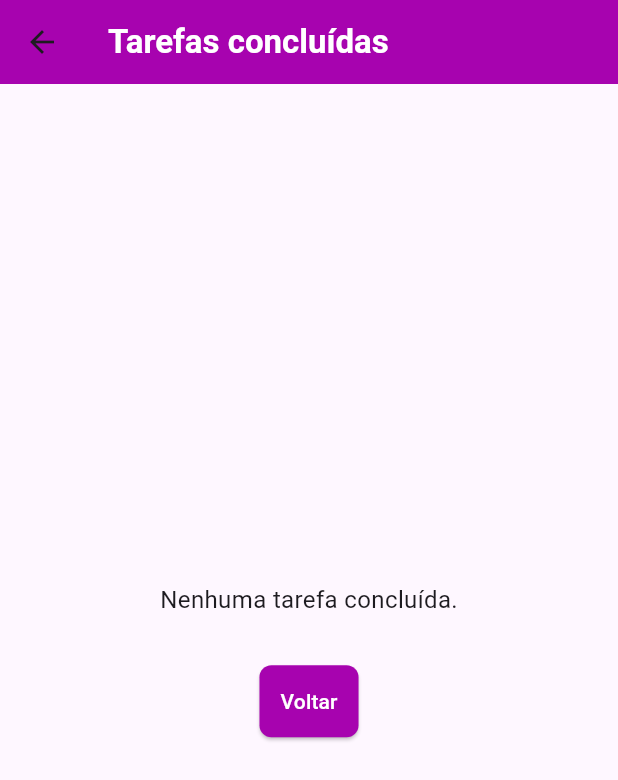
After one commit to brunoribeiro-star/aplicativo-lista-de-tarefas, a Flutter app: the screen it shows after launch, after a tap on "Ver concluídas", on a phone screen of 412 x 824 dp. The commit adds this screen. Shown: the top 780 px of the screen. Run offline on Flutter 3.47's test engine with Material 3 defaults, Android fonts, the phone set to English and light mode, and no system bars; our stand-ins replace flutter_slidable.

Commit message:
atualizacao-crud

```diff
--- a/lib/main.dart
+++ b/lib/main.dart
@@ -2,7 +2,7 @@ import 'package:flutter/material.dart';
 import 'package:todo_list/pages/todo_list_page.dart';
 
 void main() {
-  runApp(MyApp());
+  runApp(const MyApp());
 }
 
 class MyApp extends StatelessWidget {
--- a/lib/models/todo.dart
+++ b/lib/models/todo.dart
@@ -1,8 +1,13 @@
 class Todo {
+  String title;
+  String description;
+  DateTime dateTime;
+  bool isDone;
 
-  Todo({required this.title, required this.dateTime});
-
-  String title;
-  DateTime dateTime;
-
+  Todo({
+    required this.title,
+    required this.description,
+    required this.dateTime,
+    this.isDone = false,
+  });
 }
--- /dev/null
+++ b/lib/pages/completed_todos_page.dart
@@ -0,0 +1,90 @@
+import 'package:flutter/material.dart';
+import '../models/todo.dart';
+
+class CompletedTodosPage extends StatefulWidget {
+  final List<Todo> completedTodos;
+  final Function(Todo) onDelete;
+
+  const CompletedTodosPage({
+    Key? key,
+    required this.completedTodos,
+    required this.onDelete,
+  }) : super(key: key);
+
+  @override
+  _CompletedTodosPageState createState() => _CompletedTodosPageState();
+}
+
+class _CompletedTodosPageState extends State<CompletedTodosPage> {
+  @override
+  Widget build(BuildContext context) {
+    return Scaffold(
+      appBar: AppBar(
+        title: const Text('Tarefas concluídas', style: TextStyle(color: Colors.white, fontWeight: FontWeight.bold),),
+        backgroundColor: Color(0xffa703af),
+      ),
+      body: Center(
+        child: SingleChildScrollView(
+          child: Column(
+            mainAxisAlignment: MainAxisAlignment.center,
+            crossAxisAlignment: CrossAxisAlignment.center,
+            children: [
+              if (widget.completedTodos.isEmpty)
+                const Padding(
+                  padding: EdgeInsets.all(16.0),
+                  child: Text(
+                    'Nenhuma tarefa concluída.',
+                    style: TextStyle(fontSize: 16),
+                  ),
+                )
+              else
+                ...widget.completedTodos.map(
+                      (todo) => Padding(
+                    padding: const EdgeInsets.symmetric(
+                      horizontal: 16.0,
+                      vertical: 4.0,
+                    ),
+                    child: ListTile(
+                      title: Text(
+                        todo.title,
+                        style: const TextStyle(
+                          fontWeight: FontWeight.bold,
+                          decoration: TextDecoration.lineThrough,
+                        ),
+                      ),
+                      subtitle: Text(todo.description),
+                      trailing: IconButton(
+                        icon: const Icon(Icons.delete, color: Colors.red),
+                        onPressed: () {
+                          widget.onDelete(todo);
+                          setState(() {});
+                        },
+                      ),
+                    ),
+                  ),
+                ),
+              const SizedBox(height: 16),
+              ElevatedButton(
+                onPressed: () {
+                  Navigator.pop(context);
+                },
+                style: ElevatedButton.styleFrom(
+                  backgroundColor: Color(0xffa703af),
+                  shape: RoundedRectangleBorder(
+                    borderRadius: BorderRadius.circular(8),
+                  ),
+                  padding: const EdgeInsets.all(14),
+                ),
+                child: const Text(
+                  'Voltar',
+                  style: TextStyle(color: Colors.white),
+                ),
+              ),
+              const SizedBox(height: 16),
+            ],
+          ),
+        ),
+      ),
+    );
+  }
+}
--- a/lib/pages/todo_list_page.dart
+++ b/lib/pages/todo_list_page.dart
@@ -1,8 +1,10 @@
 import 'package:flutter/material.dart';
 import 'package:flutter_slidable/flutter_slidable.dart';
 import 'package:todo_list/models/todo.dart';
-
+import 'package:todo_list/pages/view_todo_page.dart';
 import '../widgets/todo_list_item.dart';
+import 'package:todo_list/pages/edit_todo_page.dart';
+import 'package:todo_list/pages/completed_todos_page.dart';
 
 class TodoListPage extends StatefulWidget {
   TodoListPage({super.key});
@@ -12,10 +14,11 @@ class TodoListPage extends StatefulWidget {
 }
 
 class _TodoListPageState extends State<TodoListPage> {
-  final TextEditingController todoController = TextEditingController();
+  final TextEditingController titleController = TextEditingController();
+  final TextEditingController descriptionController = TextEditingController();
 
   List<Todo> todos = [];
-
+  List<Todo> completedTodos = [];
   Todo? deletedTodo;
   int? deletedTodoPos;
 
@@ -23,36 +26,51 @@ class _TodoListPageState extends State<TodoListPage> {
   Widget build(BuildContext context) {
     return SafeArea(
       child: Scaffold(
+        appBar: AppBar(
+          title: Text('Lista de Tarefas', style: TextStyle(color: Colors.white, fontWeight: FontWeight.bold),),
+          backgroundColor: Color(0xffa703af),
+        ),
         body: Center(
           child: Padding(
             padding: const EdgeInsets.all(16),
             child: Column(
               mainAxisSize: MainAxisSize.min,
               children: [
-                Row(
-                  children: [
-                    Expanded(
-                      child: TextField(
-                        controller: todoController,
+                TextField(
+                  controller: titleController,
                   decoration: InputDecoration(
                     border: OutlineInputBorder(),
-                          labelText: 'Adicione uma tarefa',
+                    labelText: 'Título da tarefa',
                     hintText: 'Ex. Estudar Flutter',
                   ),
                 ),
+                SizedBox(height: 8),
+                TextField(
+                  controller: descriptionController,
+                  decoration: InputDecoration(
+                    border: OutlineInputBorder(),
+                    labelText: 'Descrição',
+                    hintText: 'Ex. Ver aula 3 sobre widgets',
                   ),
-                    SizedBox(width: 8),
+                ),
+                SizedBox(height: 8),
                 ElevatedButton(
                   onPressed: () {
-                        String text = todoController.text;
+                    String title = titleController.text;
+                    String description = descriptionController.text;
+
+                    if (title.isEmpty) return;
+
                     setState(() {
                       Todo newTodo = Todo(
-                            title: text,
+                        title: title,
+                        description: description,
                         dateTime: DateTime.now(),
                       );
                       todos.add(newTodo);
                     });
-                        todoController.clear();
+                    titleController.clear();
+                    descriptionController.clear();
                   },
                   style: ElevatedButton.styleFrom(
                     shape: RoundedRectangleBorder(
@@ -62,8 +80,6 @@ class _TodoListPageState extends State<TodoListPage> {
                     padding: EdgeInsets.all(14),
                   ),
                   child: Icon(Icons.add, size: 30, color: Colors.white),
-                    ),
-                  ],
                 ),
                 SizedBox(height: 16),
                 Flexible(
@@ -103,6 +119,38 @@ class _TodoListPageState extends State<TodoListPage> {
                                 ),
                               );
                             },
+                            onEdit: () {
+                              Navigator.push(
+                                context,
+                                MaterialPageRoute(
+                                  builder: (_) => EditTodoPage(
+                                    todo: todos[i],
+                                    onSave: (updatedTitle, updatedDescription) {
+                                      setState(() {
+                                        todos[i].title = updatedTitle;
+                                        todos[i].description = updatedDescription;
+                                      });
+                                    },
+                                  ),
+                                ),
+                              );
+                            },
+                            onCheck: (checked) {
+                              if (checked == true) {
+                                setState(() {
+                                  completedTodos.add(todos[i]);
+                                  todos.removeAt(i);
+                                });
+                              }
+                            },
+                            onTap: () {
+                              Navigator.push(
+                                context,
+                                MaterialPageRoute(
+                                  builder: (_) => ViewTodoPage(todo: todos[i]),
+                                ),
+                              );
+                            },
                           ),
                       ],
                     ),
@@ -136,6 +184,37 @@ class _TodoListPageState extends State<TodoListPage> {
                     ),
                   ],
                 ),
+                ElevatedButton(
+                  onPressed: () {
+                    Navigator.push(
+                      context,
+                      MaterialPageRoute(
+                        builder: (_) => CompletedTodosPage(
+                          completedTodos: completedTodos,
+                          onDelete: (todo) {
+                            setState(() {
+                              completedTodos.remove(todo);
+                            });
+                          },
+                        ),
+                      ),
+                    );
+                  },
+                  style: ElevatedButton.styleFrom(
+                    shape: RoundedRectangleBorder(
+                      borderRadius: BorderRadius.circular(8),
+                    ),
+                    backgroundColor: Colors.green,
+                    padding: EdgeInsets.all(15),
+                  ),
+                  child: Text(
+                    'Ver concluídas',
+                    style: TextStyle(
+                      color: Colors.white,
+                      fontWeight: FontWeight.bold,
+                    ),
+                  ),
+                ),
               ],
             ),
           ),
@@ -145,14 +224,14 @@ class _TodoListPageState extends State<TodoListPage> {
   }
 
   void showDeleteTodosConfirmationDialog() {
-    showDialog(context: context, builder: (context) => AlertDialog(
+    showDialog(
+      context: context,
+      builder: (context) => AlertDialog(
         title: Text('Limpar tudo?'),
         content: Text('Você tem certeza que deseja apagar todas as tarefas?'),
         actions: [
           TextButton(
-            onPressed: () {
-              Navigator.of(context).pop();
-            },
+            onPressed: () => Navigator.of(context).pop(),
             style: TextButton.styleFrom(foregroundColor: Color(0xffa703af)),
             child: Text('Cancelar'),
           ),
@@ -162,9 +241,11 @@ class _TodoListPageState extends State<TodoListPage> {
               deleteAllTodos();
             },
             style: TextButton.styleFrom(foregroundColor: Colors.red),
-            child: Text('Limpar tudo')),
+            child: Text('Limpar tudo'),
+          ),
         ],
-    ));
+      ),
+    );
   }
 
   void deleteAllTodos() {
```
Also changed, not shown: lib/pages/edit_todo_page.dart (added, +88 -0 lines), lib/pages/view_todo_page.dart (added, +54 -0 lines), lib/widgets/todo_list_item.dart (+40 -32 lines). Lines whose indentation alone changed are shown as unchanged.
